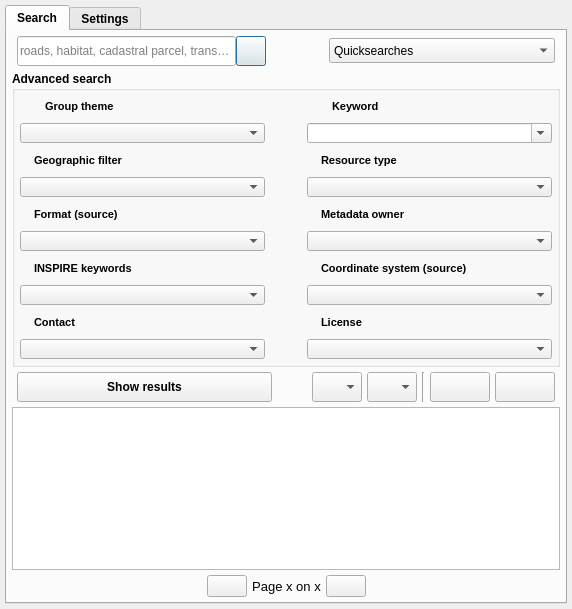
Before: the Qt Designer form ui/isogeo_dockwidget_base.ui in isogeo/isogeo-plugin-qgis, drawn with Qt 5.
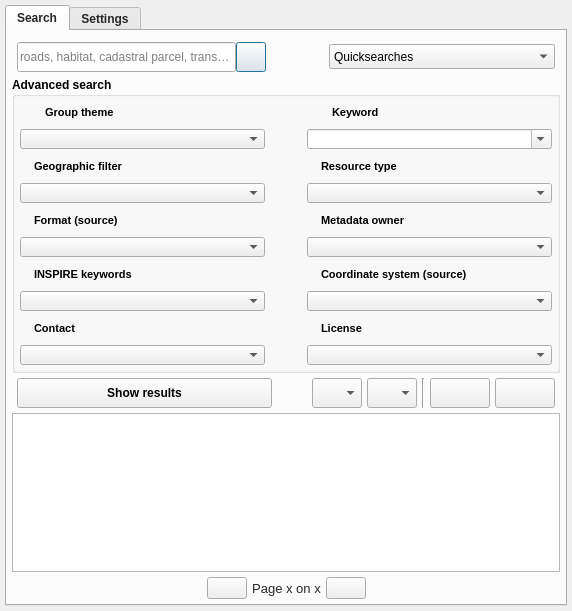
After: the same form once the commit is applied. Icons and pictures are not drawn. Custom widgets are drawn as their Qt base class.

Commit message:
Update gear ressource + tweak UI
#421 #434

What changed in the file:
```diff
--- a/ui/isogeo_dockwidget_base.ui
+++ b/ui/isogeo_dockwidget_base.ui
@@ -7,13 +7,13 @@
     <x>0</x>
     <y>0</y>
     <width>572</width>
-    <height>609</height>
+    <height>611</height>
    </rect>
   </property>
   <property name="minimumSize">
    <size>
     <width>572</width>
-    <height>609</height>
+    <height>611</height>
    </size>
   </property>
   <property name="maximumSize">
@@ -75,6 +75,70 @@
         <height>16777215</height>
        </size>
       </property>
+      <property name="palette">
+       <palette>
+        <active>
+         <colorrole role="WindowText">
+          <brush brushstyle="SolidPattern">
+           <color alpha="255">
+            <red>39</red>
+            <green>39</green>
+            <blue>39</blue>
+           </color>
+          </brush>
+         </colorrole>
+         <colorrole role="Text">
+          <brush brushstyle="SolidPattern">
+           <color alpha="255">
+            <red>0</red>
+            <green>0</green>
+            <blue>0</blue>
+           </color>
+          </brush>
+         </colorrole>
+        </active>
+        <inactive>
+         <colorrole role="WindowText">
+          <brush brushstyle="SolidPattern">
+           <color alpha="255">
+            <red>39</red>
+            <green>39</green>
+            <blue>39</blue>
+           </color>
+          </brush>
+         </colorrole>
+         <colorrole role="Text">
+          <brush brushstyle="SolidPattern">
+           <color alpha="255">
+            <red>0</red>
+            <green>0</green>
+            <blue>0</blue>
+           </color>
+          </brush>
+         </colorrole>
+        </inactive>
+        <disabled>
+         <colorrole role="WindowText">
+          <brush brushstyle="SolidPattern">
+           <color alpha="255">
+            <red>120</red>
+            <green>120</green>
+            <blue>120</blue>
+           </color>
+          </brush>
+         </colorrole>
+         <colorrole role="Text">
+          <brush brushstyle="SolidPattern">
+           <color alpha="255">
+            <red>120</red>
+            <green>120</green>
+            <blue>120</blue>
+           </color>
+          </brush>
+         </colorrole>
+        </disabled>
+       </palette>
+      </property>
       <property name="font">
        <font>
         <weight>75</weight>
@@ -112,7 +176,7 @@
          <number>5</number>
         </property>
         <property name="topMargin">
-         <number>5</number>
+         <number>11</number>
         </property>
         <property name="rightMargin">
          <number>5</number>
@@ -145,7 +209,7 @@
            </font>
           </property>
           <property name="styleSheet">
-           <string notr="true">QgsCollapsibleGroupBoxBasic::title, QgsCollapsibleGroupBox::title {  subcontrol-origin: margin;  subcontrol-position: top left;  margin-left: 5px;  margin-right: 5px;  left: 0px;  top: 1px;}QgsCollapsibleGroupBoxBasic::title, QgsCollapsibleGroupBox::title {  subcontrol-origin: margin;  subcontrol-position: top left;  margin-left: 20px;  margin-right: 5px;  left: 0px;  top: 1px;}QgsCollapsibleGroupBoxBasic::title, QgsCollapsibleGroupBox::title {  subcontrol-origin: margin;  subcontrol-position: top left;  margin-left: 20px;  margin-right: 5px;  left: 0px;  top: 1px;}QgsCollapsibleGroupBoxBasic::title, QgsCollapsibleGroupBox::title {  subcontrol-origin: margin;  subcontrol-position: top left;  margin-left: 20px;  margin-right: 5px;  left: 0px;  top: 1px;}QgsCollapsibleGroupBoxBasic::title, QgsCollapsibleGroupBox::title {  subcontrol-origin: margin;  subcontrol-position: top left;  margin-left: 20px;  margin-right: 5px;  left: 0px;  top: 1px;}QgsCollapsibleGroupBoxBasic::title, QgsCollapsibleGroupBox::title {  subcontrol-origin: margin;  subcontrol-position: top left;  margin-left: 20px;  margin-right: 5px;  left: 0px;  top: 1px;}QgsCollapsibleGroupBoxBasic::title, QgsCollapsibleGroupBox::title {  subcontrol-origin: margin;  subcontrol-position: top left;  margin-left: 20px;  margin-right: 5px;  left: 0px;  top: 1px;}QgsCollapsibleGroupBoxBasic::title, QgsCollapsibleGroupBox::title {  subcontrol-origin: margin;  subcontrol-position: top left;  margin-left: 20px;  margin-right: 5px;  left: 0px;  top: 1px;}QgsCollapsibleGroupBoxBasic::title, QgsCollapsibleGroupBox::title {  subcontrol-origin: margin;  subcontrol-position: top left;  margin-left: 20px;  margin-right: 5px;  left: 0px;  top: 1px;}</string>
+           <string notr="true">QgsCollapsibleGroupBoxBasic::title, QgsCollapsibleGroupBox::title {  subcontrol-origin: margin;  subcontrol-position: top left;  margin-left: 5px;  margin-right: 5px;  left: 0px;  top: 1px;}QgsCollapsibleGroupBoxBasic::title, QgsCollapsibleGroupBox::title {  subcontrol-origin: margin;  subcontrol-position: top left;  margin-left: 20px;  margin-right: 5px;  left: 0px;  top: 1px;}QgsCollapsibleGroupBoxBasic::title, QgsCollapsibleGroupBox::title {  subcontrol-origin: margin;  subcontrol-position: top left;  margin-left: 20px;  margin-right: 5px;  left: 0px;  top: 1px;}QgsCollapsibleGroupBoxBasic::title, QgsCollapsibleGroupBox::title {  subcontrol-origin: margin;  subcontrol-position: top left;  margin-left: 20px;  margin-right: 5px;  left: 0px;  top: 1px;}QgsCollapsibleGroupBoxBasic::title, QgsCollapsibleGroupBox::title {  subcontrol-origin: margin;  subcontrol-position: top left;  margin-left: 20px;  margin-right: 5px;  left: 0px;  top: 1px;}QgsCollapsibleGroupBoxBasic::title, QgsCollapsibleGroupBox::title {  subcontrol-origin: margin;  subcontrol-position: top left;  margin-left: 20px;  margin-right: 5px;  left: 0px;  top: 1px;}QgsCollapsibleGroupBoxBasic::title, QgsCollapsibleGroupBox::title {  subcontrol-origin: margin;  subcontrol-position: top left;  margin-left: 20px;  margin-right: 5px;  left: 0px;  top: 1px;}QgsCollapsibleGroupBoxBasic::title, QgsCollapsibleGroupBox::title {  subcontrol-origin: margin;  subcontrol-position: top left;  margin-left: 20px;  margin-right: 5px;  left: 0px;  top: 1px;}QgsCollapsibleGroupBoxBasic::title, QgsCollapsibleGroupBox::title {  subcontrol-origin: margin;  subcontrol-position: top left;  margin-left: 20px;  margin-right: 5px;  left: 0px;  top: 1px;}QgsCollapsibleGroupBoxBasic::title, QgsCollapsibleGroupBox::title {  subcontrol-origin: margin;  subcontrol-position: top left;  margin-left: 20px;  margin-right: 5px;  left: 0px;  top: 1px;}</string>
           </property>
           <property name="title">
            <string>Advanced search</string>
```
Left out of the diff: 2 changed lines with no effect on the pictures. The commit also changes 3 other files.
